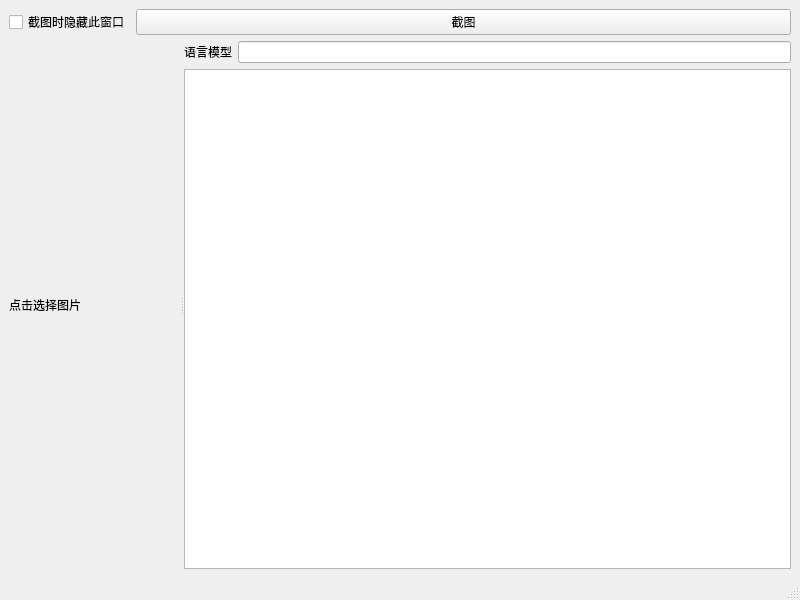
Old version of the form src/mainwindow.ui in the repository cathaysia/ocr.
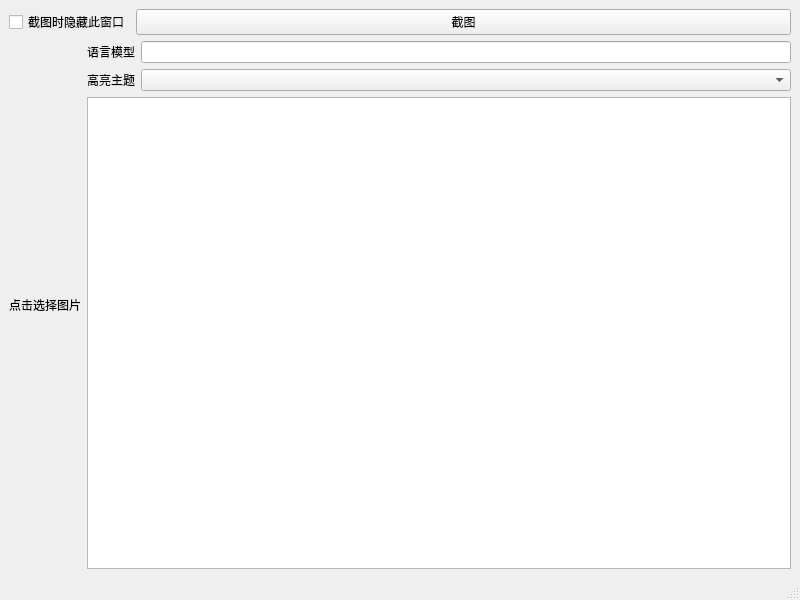
New version of the form. Custom widgets are drawn as their Qt base class.

Commit message: feat(code_high): 现在可以更换主题

```diff
--- a/src/mainwindow.ui
+++ b/src/mainwindow.ui
@@ -14,7 +14,7 @@
    <string>MainWindow</string>
   </property>
   <widget class="QWidget" name="centralwidget">
-   <layout class="QVBoxLayout" name="verticalLayout_2">
+   <layout class="QVBoxLayout" name="verticalLayout_4">
     <item>
      <layout class="QHBoxLayout" name="horizontalLayout_2">
       <item>
@@ -40,20 +40,21 @@
      </layout>
     </item>
     <item>
-     <widget class="QSplitter" name="splitter">
-      <property name="orientation">
-       <enum>Qt::Horizontal</enum>
-      </property>
+     <layout class="QHBoxLayout" name="horizontalLayout_3">
+      <item>
       <widget class="QLabel" name="lbl_img">
        <property name="text">
         <string>点击选择图片</string>
        </property>
       </widget>
-      <widget class="QWidget" name="layoutWidget">
-       <layout class="QVBoxLayout" name="verticalLayout">
+      </item>
+      <item>
+       <layout class="QVBoxLayout" name="verticalLayout_3">
         <item>
          <layout class="QHBoxLayout" name="horizontalLayout">
           <item>
+           <layout class="QVBoxLayout" name="verticalLayout">
+            <item>
            <widget class="QLabel" name="label">
             <property name="text">
              <string>语言模型</string>
@@ -61,16 +62,32 @@
            </widget>
           </item>
           <item>
+             <widget class="QLabel" name="label_2">
+              <property name="text">
+               <string>高亮主题</string>
+              </property>
+             </widget>
+            </item>
+           </layout>
+          </item>
+          <item>
+           <layout class="QVBoxLayout" name="verticalLayout_2">
+            <item>
            <widget class="MenuLineEdit" name="line_lang"/>
           </item>
+            <item>
+             <widget class="QComboBox" name="cbox_themes"/>
+            </item>
+           </layout>
+          </item>
          </layout>
         </item>
         <item>
          <widget class="QTextBrowser" name="browser_txt"/>
         </item>
        </layout>
-      </widget>
-     </widget>
+      </item>
+     </layout>
     </item>
    </layout>
   </widget>
```
Lines whose indentation alone changed are shown as unchanged. The commit also changes 4 other files.
